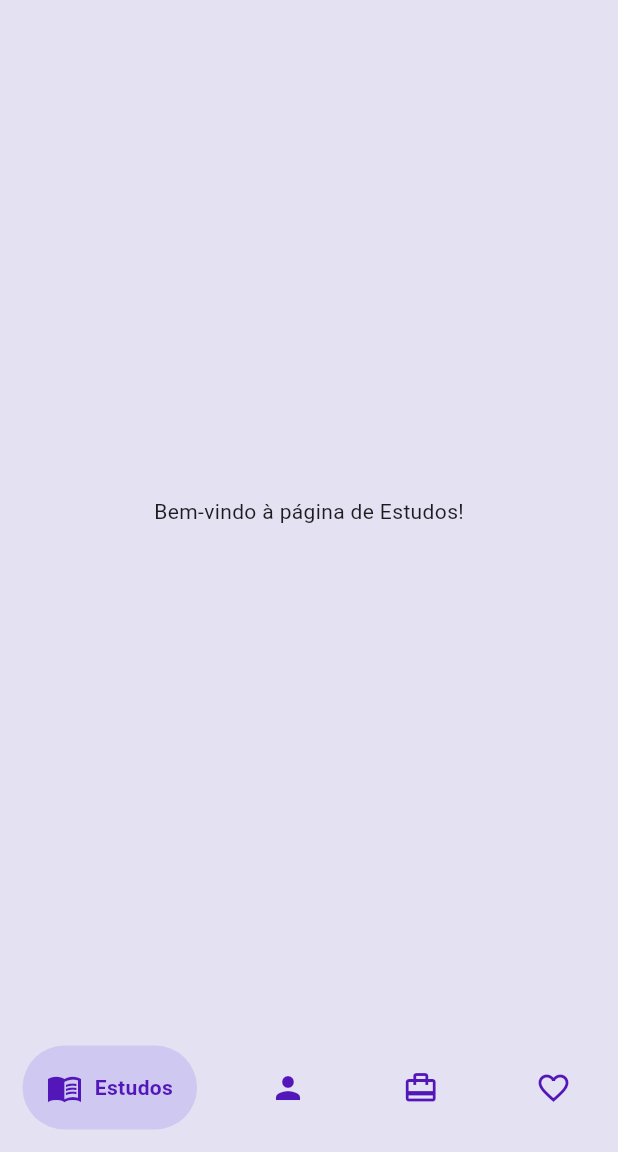
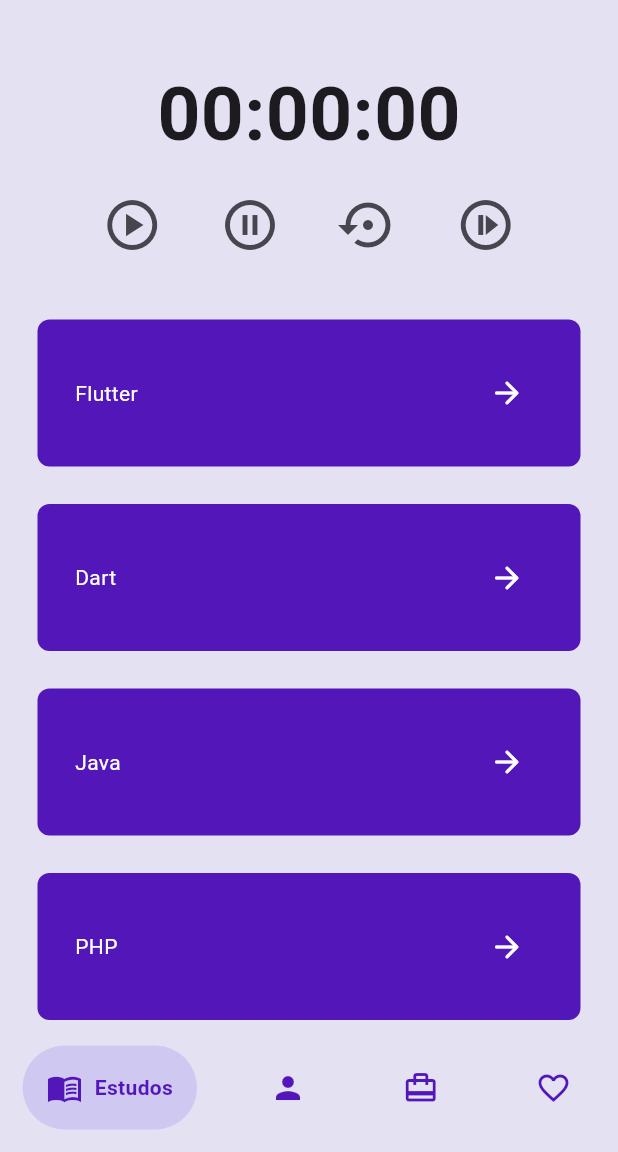
Before and after one commit to danielrocha28/Kairoz, a Flutter app: the HomePage screen opened by its route, on a phone screen of 412 x 824 dp, the part 84-1236 px from its top. Run offline on Flutter 3.47's test engine with Material 3 defaults, Android fonts, the phone set to English and light mode, and no system bars; drawn by our look-alikes of google_nav_bar; our stand-ins replace carousel_slider, fl_chart, flutter_dotenv, youtube_player_flutter.

Commit message:
Adição dos arquivos do timer, atualização do service, adição da interface de criação de tópicos de estudo

```diff
--- a/kairoz_app/lib/app_colors/app_colors.dart
+++ b/kairoz_app/lib/app_colors/app_colors.dart
@@ -3,4 +3,4 @@ import 'package:flutter/material.dart';
 const Color kairozWhite = Color(0xffE4E1F3);
 const Color kairozLightPurple = Color(0xffCFC9F1);
 const Color kairozPurple = Color(0xff958DC5);
-const Color kairozDarkPurple = Color(0xff715398);
+const Color kairozDarkPurple = Color.fromARGB(255, 82, 22, 185);
--- a/kairoz_app/lib/main.dart
+++ b/kairoz_app/lib/main.dart
@@ -3,8 +3,9 @@ import 'package:kairoz/pages/home_page.dart';
 import 'package:kairoz/pages/login_page.dart';
 import 'package:kairoz/pages/profile_page.dart';
 import 'package:kairoz/pages/register_page.dart';
-import 'package:kairoz/pages/timer_page.dart';
 import 'package:flutter_dotenv/flutter_dotenv.dart';
+import 'package:kairoz/pages/study_page.dart';
+import 'package:kairoz/pages/study_topics_page.dart';
 
 void main() async {
   await dotenv.load(fileName: ".env");
@@ -25,7 +26,8 @@ class MyApp extends StatelessWidget {
         '/register': (context) => const RegisterPage(),
         '/home': (context) => const HomePage(),
         '/profile': (context) => const ProfilePage(),
-        '/timer': (context) => const TimerPage(),
+        '/study': (context) => const EstudosPage(),
+        '/study-topics': (context) => const StudyTopicsPage(),
       },
       theme: ThemeData(
         colorScheme: ColorScheme.fromSeed(
--- a/kairoz_app/lib/pages/home_page.dart
+++ b/kairoz_app/lib/pages/home_page.dart
@@ -3,7 +3,7 @@ import 'package:kairoz/widgets/drawer.dart';
 import 'package:kairoz/widgets/my_appbar.dart';
 import 'profile_page.dart';
 import 'package:kairoz/widgets/nav_bar.dart';
-import 'package:kairoz/pages/estudos_page.dart';
+import 'package:kairoz/pages/study_page.dart';
 import 'package:kairoz/pages/saude_page.dart';
 import 'package:kairoz/pages/trabalho_page.dart';
 import 'package:kairoz/pages/lazer_page.dart';
--- a/kairoz_app/lib/pages/estudos_page.dart
+++ b/kairoz_app/lib/pages/study_page.dart
@@ -1,4 +1,5 @@
 import 'package:flutter/material.dart';
+import 'package:kairoz/pages/study_topics_page.dart';
 
 class EstudosPage extends StatefulWidget {
   const EstudosPage({super.key});
@@ -10,8 +11,6 @@ class EstudosPage extends StatefulWidget {
 class _MyWidgetState extends State<EstudosPage> {
   @override
   Widget build(BuildContext context) {
-    return const Center(
-      child: Text('Bem-vindo à página de Estudos!'),
-    );
+    return const StudyTopicsPage();
   }
 }
--- /dev/null
+++ b/kairoz_app/lib/pages/study_topics_page.dart
@@ -0,0 +1,43 @@
+import 'package:flutter/material.dart';
+import 'package:kairoz/app_colors/app_colors.dart';
+import 'package:kairoz/widgets/my_study_topic.dart';
+import 'package:kairoz/widgets/my_appbar.dart';
+import 'package:kairoz/widgets/my_timer.dart';
+
+class StudyTopicsPage extends StatefulWidget {
+  const StudyTopicsPage({super.key});
+
+  @override
+  State<StudyTopicsPage> createState() => _StudyTopicsPageState();
+}
+
+class _StudyTopicsPageState extends State<StudyTopicsPage> {
+  List studyTopicsList = [
+    ['Flutter'],
+    ['Dart'],
+    ['Java'],
+    ['PHP'],
+  ];
+
+  @override
+  Widget build(BuildContext context) {
+    return Container(
+      decoration: const BoxDecoration(color: kairozWhite),
+      child: Column(
+        children: [
+          const MyTimer(), //Timer widget
+          Expanded(
+            child: ListView.builder(
+              itemCount: studyTopicsList.length,
+              itemBuilder: (context, index) {
+                return StudyTopic(
+                  topicName: studyTopicsList[index][0],
+                );
+              },
+            ),
+          ),
+        ],
+      ),
+    );
+  }
+}
--- /dev/null
+++ b/kairoz_app/lib/widgets/my_study_topic.dart
@@ -0,0 +1,35 @@
+import 'package:flutter/material.dart';
+import 'package:kairoz/app_colors/app_colors.dart';
+
+class StudyTopic extends StatelessWidget {
+  final String topicName;
+  const StudyTopic({super.key, required this.topicName});
+
+  @override
+  Widget build(BuildContext context) {
+    return Padding(
+      padding: const EdgeInsets.fromLTRB(25, 25, 25, 0),
+      child: Container(
+        padding: const EdgeInsets.fromLTRB(25, 25, 25, 25),
+        decoration: const BoxDecoration(
+            color: kairozDarkPurple,
+            borderRadius: BorderRadius.all(Radius.circular(8))),
+        child: Row(
+          mainAxisAlignment: MainAxisAlignment.spaceBetween,
+          children: [
+            Text(
+              topicName,
+              style: const TextStyle(color: Colors.white),
+            ),
+            const IconButton(
+                onPressed: null,
+                icon: Icon(
+                  Icons.arrow_forward_rounded,
+                  color: Colors.white,
+                ))
+          ],
+        ),
+      ),
+    );
+  }
+}
--- a/kairoz_app/lib/widgets/my_timer.dart
+++ b/kairoz_app/lib/widgets/my_timer.dart
@@ -1,6 +1,7 @@
 import 'package:flutter/material.dart';
+import 'package:kairoz/app_colors/app_colors.dart';
+import 'package:flutter_dotenv/flutter_dotenv.dart';
 import 'package:kairoz/services/timer_services.dart';
-import 'package:flutter_dotenv/flutter_dotenv.dart';
 
 class MyTimer extends StatefulWidget {
   const MyTimer({super.key});
@@ -14,66 +15,87 @@ class _MyTimerState extends State<MyTimer> {
   String minutes = '00';
   String seconds = '00';
   bool isTimerRunning = false;
+  late TimerService _timerService;
 
-  final TimerService _timerService = TimerService(
-    idTask: '123',
-    title: 'Minha Tarefa',
-    baseUrl: dotenv.load(fileName: ".env").toString(),
-  );
+  @override
+  void initState() {
+    super.initState();
+    _timerService = TimerService(
+        baseUrl: dotenv.env['BASE_URL']!); // URL base carregada do .env
+  }
 
   @override
   Widget build(BuildContext context) {
-    return Column(children: [
+    return Container(
+      decoration: const BoxDecoration(color: kairozWhite),
+      child: Column(children: [
         const SizedBox(
           height: 40,
         ),
         Text(
           '$hours:$minutes:$seconds',
-        style: const TextStyle(fontSize: 30),
+          style: const TextStyle(fontSize: 50, fontWeight: FontWeight.w700),
         ),
         const SizedBox(
-        height: 40,
+          height: 10,
         ),
         Row(
-        mainAxisAlignment: MainAxisAlignment.center,
+          mainAxisAlignment: MainAxisAlignment.spaceEvenly,
           children: [
-          ElevatedButton(
+            const SizedBox(width: 15),
+            IconButton(
+              icon: const Icon(Icons.play_circle_outlined, size: 40),
               onPressed: () async {
+                print('Iniciando o timer...');
+                setState(() {
                   isTimerRunning = true;
-              String result = await _timerService.start();
+                });
+                final response =
+                    await _timerService.startTimer('1', 'Study for math exam');
+                print('Resposta do startTimer: $response');
+                // Processar resposta conforme necessário
               },
-            child: const Text('Iniciar'),
+            ),
+            IconButton(
+              icon: const Icon(Icons.pause_circle_outlined, size: 40),
+              onPressed: () async {
+                print('Pausando o timer...');
+                final response = await _timerService.pauseTimer();
+                print('Resposta do pauseTimer: $response');
+                setState(() {
+                  isTimerRunning = false;
+                });
+              },
+            ),
+            IconButton(
+              icon: const Icon(Icons.settings_backup_restore, size: 40),
+              onPressed: () async {
+                print('Retomando o timer...');
+                final response = await _timerService.resumeTimer();
+                print('Resposta do resumeTimer: $response');
+                setState(() {
+                  isTimerRunning = true;
+                });
+              },
+            ),
+            IconButton(
+              icon: const Icon(Icons.not_started_outlined, size: 40),
+              onPressed: () async {
+                print('Deletando o timer...');
+                final response = await _timerService.deleteTimer();
+                print('Resposta do deleteTimer: $response');
+                setState(() {
+                  isTimerRunning = false;
+                });
+              },
+            ),
+            const SizedBox(width: 15),
+          ],
         ),
         const SizedBox(
-            width: 10,
-          ),
-          ElevatedButton(
-            onPressed: () async {
-              isTimerRunning = false;
-              String result = await _timerService.pause();
-            },
-            child: const Text('Pausar'),
-          ),
-          const SizedBox(
-            width: 10,
-          ),
-          ElevatedButton(
-              onPressed: () async {
-                isTimerRunning = true;
-                String result = await _timerService.resume();
-              },
-              child: const Text('Resumir')),
-          const SizedBox(
-            width: 10,
-          ),
-          ElevatedButton(
-              onPressed: () async {
-                isTimerRunning = false;
-                String result = await _timerService.delete();
-              },
-              child: const Text('Deletar')),
-        ],
-      ),
-    ]);
+          height: 10,
+        )
+      ]),
+    );
   }
 }
```
Also changed, not shown: kairoz_app/lib/pages/timer_page.dart (deleted, +0 -22 lines), kairoz_app/lib/services/timer_services.dart (+14 -22 lines), 8 other files. Lines whose indentation alone changed are shown as unchanged.
